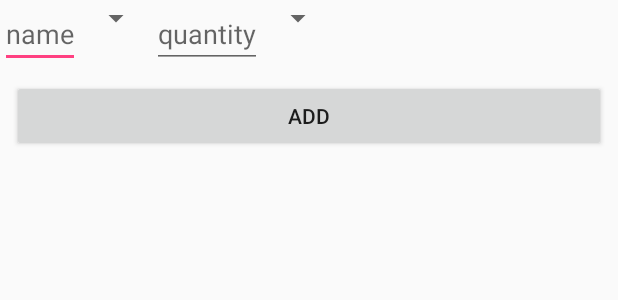
After one commit to aelillie/Shopping-list, an Android app: the layout fragment_add_item.xml on its own in the app's theme, with its tools: preview values and no code run, on a phone screen of 412 x 824 dp. The commit adds this screen. Shown: the top 300 px of the screen. Run offline under Robolectric (Android 15) with nearby library versions, the phone set to English and light mode, and no system bars.

Commit message:
fragment for adding item

```diff
--- /dev/null
+++ b/ShoppingList/app/src/main/res/layout/fragment_add_item.xml
@@ -0,0 +1,47 @@
+<?xml version="1.0" encoding="utf-8"?>
+<LinearLayout
+    xmlns:android="http://schemas.android.com/apk/res/android"
+    android:orientation="vertical"
+    android:layout_width="match_parent"
+    android:layout_height="match_parent"
+    android:id="@+id/fragment_add_item_view">
+
+    <LinearLayout
+        android:layout_width="match_parent"
+        android:layout_height="wrap_content"
+        android:orientation="horizontal">
+
+        <EditText
+            android:id="@+id/text_item_name"
+            android:layout_width="wrap_content"
+            android:layout_height="wrap_content"
+            android:hint="@string/hint_add_item"/>
+
+        <Spinner
+            android:id="@+id/spinner_item_category"
+            android:layout_width="wrap_content"
+            android:layout_height="wrap_content"
+            android:hint="@string/hint_item_category"/>
+
+        <EditText
+            android:id="@+id/text_item_quantity"
+            android:layout_width="wrap_content"
+            android:layout_height="wrap_content"
+            android:hint="@string/hint_item_quantity"/>
+
+        <Spinner
+            android:id="@+id/spinner_item_unit"
+            android:layout_width="wrap_content"
+            android:layout_height="wrap_content"
+            android:hint="@string/hint_item_unit"/>
+
+    </LinearLayout>
+
+    <Button
+        android:id="@+id/button_add"
+        android:layout_width="match_parent"
+        android:layout_height="wrap_content"
+        android:text="@string/add_item"
+        android:layout_margin="8dp"/>
+
+</LinearLayout>
--- a/ShoppingList/app/src/main/res/values/strings.xml
+++ b/ShoppingList/app/src/main/res/values/strings.xml
@@ -2,4 +2,9 @@
     <string name="app_name">ShoppingList</string>
     <string name="add_button_text">Add item</string>
     <string name="list_view_item_text">Item</string>
+    <string name="add_item">Add</string>
+    <string name="hint_add_item">name</string>
+    <string name="hint_item_category">category</string>
+    <string name="hint_item_quantity">quantity</string>
+    <string name="hint_item_unit">unit</string>
 </resources>
```
Also changed, not shown: ShoppingList/app/src/main/java/com/projects/anders/shoppinglist/AddItemFragment.java (added, +103 -0 lines), ShoppingList/app/src/main/java/com/projects/anders/shoppinglist/ShoppingListActivity.java (+8 -2 lines), ShoppingList/app/src/main/java/com/projects/anders/shoppinglist/data/CATEGORY.java (+11 -0 lines), ShoppingList/app/src/main/java/com/projects/anders/shoppinglist/data/Item.java (+16 -0 lines), ShoppingList/app/src/main/java/com/projects/anders/shoppinglist/data/UNIT.java (+10 -0 lines), ShoppingList/app/src/main/res/layout/activity_listview.xml (+19 -4 lines).
